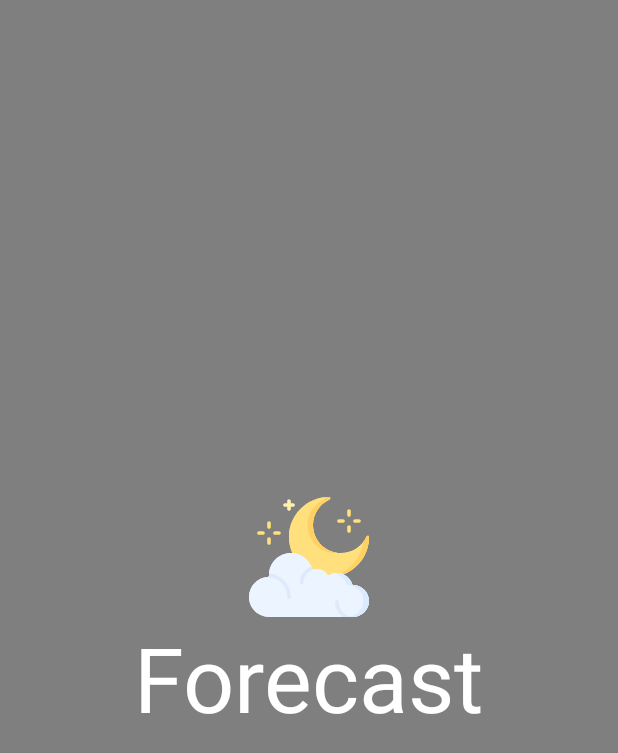
After one commit to bakharaalief/Forecast-App, an Android app: the layout activity_splash.xml on its own in the app's theme, with its tools: preview values and no code run, on a phone screen of 412 x 824 dp. The commit adds this screen. Shown: the top 753 px of the screen. Run offline under Robolectric (Android 15) with nearby library versions, the phone set to English and light mode, and no system bars.

Commit message:
add splash screen

```diff
--- a/app/src/main/java/com/example/forecastapp/MainActivity.kt
+++ b/app/src/main/java/com/example/forecastapp/MainActivity.kt
@@ -234,8 +234,8 @@ class MainActivity : AppCompatActivity() {
                     pressure_detail.setText("${pressure} hpa")
                     wind_detail.setText("${windSpeed} m/s")
                     humidity_detail.setText("${humidity} %")
-                    max_temp_detail.setText("${getCelcius(temp!!)} ⁰C")
-                    min_temp_detail.setText("${getCelcius(temp!!)} ⁰C")
+                    max_temp_detail.setText("${getCelcius(maxTemp!!)} ⁰C")
+                    min_temp_detail.setText("${getCelcius(minTemp!!)} ⁰C")
                     clouds_detail.setText(allClouds.toString())
                 }
             }
--- /dev/null
+++ b/app/src/main/res/drawable/ic_night.xml
@@ -0,0 +1,63 @@
+<vector xmlns:android="http://schemas.android.com/apk/res/android"
+    android:width="512dp"
+    android:height="512dp"
+    android:viewportWidth="512"
+    android:viewportHeight="512">
+  <path
+      android:pathData="m402.764,329.944c63.903,-24.663 109.236,-86.676 109.236,-159.277 0,-0.095 0,-0.19 0,-0.285 -0.01,-5.842 -8.003,-7.458 -10.391,-2.127 -18.738,41.833 -60.83,70.924 -109.693,70.677 -65.207,-0.33 -118.518,-53.641 -118.848,-118.848 -0.247,-48.863 28.844,-90.955 70.677,-109.693 5.331,-2.388 3.715,-10.381 -2.127,-10.391 -0.095,0 -0.19,0 -0.285,0 -94.256,0 -170.666,76.409 -170.667,170.665 0,24.33 5.106,47.48 14.304,68.436v119.299h217.315z"
+      android:fillColor="#ffe07d"/>
+  <path
+      android:pathData="m402.764,329.944c63.903,-24.663 109.236,-86.676 109.236,-159.277 0,-0.095 0,-0.19 0,-0.285 -0.01,-5.842 -8.003,-7.458 -10.391,-2.127 -18.738,41.833 -60.83,70.924 -109.693,70.677 -65.207,-0.33 -118.518,-53.641 -118.848,-118.848 -0.247,-48.863 28.844,-90.955 70.677,-109.693 5.331,-2.388 3.715,-10.381 -2.127,-10.391 -0.095,0 -0.19,0 -0.285,0 -94.256,0 -170.666,76.409 -170.667,170.665 0,24.33 5.106,47.48 14.304,68.436v119.299h217.315z"
+      android:fillColor="#ffe07d"/>
+  <path
+      android:pathData="m320.051,10.391c-41.833,18.738 -70.924,60.83 -70.677,109.693 0.33,65.206 53.641,118.518 118.848,118.848 4.208,0.021 8.362,-0.19 12.459,-0.594 -59.985,-5.979 -107.302,-56.837 -107.612,-118.254 -0.247,-48.863 28.844,-90.955 70.677,-109.693 5.33,-2.388 3.714,-10.381 -2.128,-10.391 -0.095,0 -0.19,0 -0.285,0 -6.775,0 -13.453,0.407 -20.022,1.175 2.821,2.31 2.811,7.393 -1.26,9.216z"
+      android:fillColor="#ffd064"/>
+  <path
+      android:pathData="m512,170.382c-0.01,-5.842 -8.003,-7.458 -10.391,-2.127 -3.928,8.77 -8.895,16.97 -14.723,24.466 -8.119,62.917 -50.492,115.098 -107.817,137.222l-0.478,28.456h23.694l0.478,-28.456c63.904,-24.662 109.237,-86.675 109.237,-159.276 0,-0.095 0,-0.19 0,-0.285z"
+      android:fillColor="#ffd064"/>
+  <path
+      android:pathData="m443.733,375.467h-0.023c-1.257,0 -2.34,-0.846 -2.692,-2.053 -8.268,-28.396 -34.486,-49.147 -65.552,-49.147 -11.616,0 -22.547,2.91 -32.12,8.03 -3.751,2.007 -8.409,0.958 -10.794,-2.565 -9.203,-13.595 -24.765,-22.532 -42.419,-22.532 -4.129,0 -8.142,0.491 -11.986,1.415 -4.165,1.002 -8.466,-1.236 -9.811,-5.304 -12.364,-37.394 -47.597,-64.378 -89.136,-64.378 -51.841,0 -93.867,42.025 -93.867,93.867 0,1.177 0.03,2.347 0.079,3.512 0.049,1.153 -0.33,2.284 -1.04,3.193l-0.073,0.094c-0.889,1.139 -2.235,1.812 -3.679,1.89 -45.42,2.475 -81.393,40.443 -80.607,86.662 0.794,46.722 39.663,83.849 86.392,83.849h356.311c37.519,0 68.792,-29.845 69.279,-67.36 0.494,-38.118 -30.257,-69.173 -68.262,-69.173z"
+      android:fillColor="#ecf4ff"/>
+  <path
+      android:pathData="m443.733,375.467h-0.023c-1.257,0 -2.34,-0.846 -2.692,-2.053 -8.268,-28.396 -34.486,-49.147 -65.552,-49.147 -11.616,0 -22.547,2.91 -32.12,8.03 -3.751,2.007 -8.409,0.958 -10.794,-2.565 -9.203,-13.595 -24.765,-22.532 -42.419,-22.532 -4.129,0 -8.142,0.491 -11.986,1.415 -4.165,1.002 -8.466,-1.236 -9.811,-5.304 -12.364,-37.394 -47.597,-64.378 -89.136,-64.378 -51.841,0 -93.867,42.025 -93.867,93.867 0,1.177 0.03,2.347 0.079,3.512 0.049,1.153 -0.33,2.284 -1.04,3.193l-0.073,0.094c-0.889,1.139 -2.235,1.812 -3.679,1.89 -45.42,2.475 -81.393,40.443 -80.607,86.662 0.794,46.722 39.663,83.849 86.392,83.849h356.311c37.519,0 68.792,-29.845 69.279,-67.36 0.494,-38.118 -30.257,-69.173 -68.262,-69.173z"
+      android:fillColor="#ecf4ff"/>
+  <path
+      android:pathData="m443.733,375.467h-0.023c-1.257,0 -2.34,-0.846 -2.692,-2.053 -8.268,-28.396 -34.486,-49.147 -65.552,-49.147 -4.039,0 -7.993,0.36 -11.839,1.034 25.73,4.507 46.504,23.414 53.696,48.113 0.352,1.207 1.434,2.053 2.692,2.053h0.023c38.004,0 68.755,31.055 68.261,69.173 -0.487,37.516 -31.76,67.36 -69.279,67.36h23.694c37.519,0 68.792,-29.845 69.279,-67.36 0.496,-38.118 -30.255,-69.173 -68.26,-69.173z"
+      android:fillColor="#daeaff"/>
+  <path
+      android:pathData="m162.94,426.667c0,4.268 3.459,7.726 7.726,7.726s7.726,-3.459 7.726,-7.726c0,-52.837 -40.991,-96.279 -92.842,-100.197 -0.139,2.093 -0.217,4.202 -0.217,6.33 0,1.177 0.03,2.347 0.079,3.512 0.049,1.153 -0.33,2.284 -1.04,3.193l-0.073,0.094c-0.889,1.139 -2.235,1.812 -3.679,1.89 -0.685,0.037 -1.36,0.108 -2.041,0.162 46.578,0.364 84.361,38.354 84.361,85.016z"
+      android:fillColor="#ddeafb"/>
+  <path
+      android:pathData="m277.296,308.773c-3.886,0.529 -7.706,-1.67 -8.96,-5.461 -0.776,-2.346 -1.642,-4.651 -2.594,-6.911 -28.536,10.08 -49.044,37.31 -49.044,69.253 0,4.268 3.459,7.726 7.726,7.726s7.726,-3.459 7.726,-7.726c0,-27.559 19.333,-50.913 45.144,-56.839v-0.042z"
+      android:fillColor="#ddeafb"/>
+  <path
+      android:pathData="m383.193,447.597c0,-4.268 -3.459,-7.726 -7.726,-7.726s-7.726,3.459 -7.726,7.726c0,26.412 12.897,49.858 32.715,64.403h42.26c0.827,0 1.647,-0.032 2.468,-0.061 -34.397,-1.275 -61.991,-29.64 -61.991,-64.342z"
+      android:fillColor="#ddeafb"/>
+  <path
+      android:pathData="m187.733,26.407h-9.34v-9.34c0,-4.267 -3.459,-7.726 -7.726,-7.726s-7.726,3.459 -7.726,7.726v9.34h-9.341c-4.267,0 -7.726,3.459 -7.726,7.726s3.459,7.726 7.726,7.726h9.341v9.341c0,4.267 3.459,7.726 7.726,7.726s7.726,-3.459 7.726,-7.726v-9.341h9.34c4.267,0 7.726,-3.459 7.726,-7.726s-3.459,-7.726 -7.726,-7.726z"
+      android:fillColor="#fff0af"/>
+  <path
+      android:pathData="m85.333,103.208c-4.268,0 -7.726,3.459 -7.726,7.726v17.067c0,4.267 3.459,7.726 7.726,7.726s7.726,-3.459 7.726,-7.726v-17.067c0,-4.267 -3.458,-7.726 -7.726,-7.726z"
+      android:fillColor="#ffe07d"/>
+  <path
+      android:pathData="m85.333,171.474c-4.268,0 -7.726,3.459 -7.726,7.726v17.067c0,4.267 3.459,7.726 7.726,7.726s7.726,-3.459 7.726,-7.726v-17.067c0,-4.266 -3.458,-7.726 -7.726,-7.726z"
+      android:fillColor="#ffe07d"/>
+  <path
+      android:pathData="m128,145.875h-17.066c-4.268,0 -7.726,3.459 -7.726,7.726s3.459,7.726 7.726,7.726h17.066c4.268,0 7.726,-3.459 7.726,-7.726s-3.458,-7.726 -7.726,-7.726z"
+      android:fillColor="#ffe07d"/>
+  <path
+      android:pathData="m59.733,145.875h-17.066c-4.268,0 -7.726,3.459 -7.726,7.726s3.459,7.726 7.726,7.726h17.066c4.268,0 7.726,-3.459 7.726,-7.726 0.001,-4.267 -3.458,-7.726 -7.726,-7.726z"
+      android:fillColor="#ffe07d"/>
+  <path
+      android:pathData="m426.667,52.007c-4.268,0 -7.726,3.459 -7.726,7.726v17.067c0,4.267 3.459,7.726 7.726,7.726s7.726,-3.459 7.726,-7.726v-17.067c0,-4.267 -3.458,-7.726 -7.726,-7.726z"
+      android:fillColor="#ffe07d"/>
+  <path
+      android:pathData="m426.667,120.274c-4.268,0 -7.726,3.459 -7.726,7.726v17.067c0,4.267 3.459,7.726 7.726,7.726s7.726,-3.459 7.726,-7.726v-17.067c0,-4.267 -3.458,-7.726 -7.726,-7.726z"
+      android:fillColor="#ffe07d"/>
+  <path
+      android:pathData="m469.333,94.674h-17.066c-4.268,0 -7.726,3.459 -7.726,7.726s3.459,7.726 7.726,7.726h17.066c4.268,0 7.726,-3.459 7.726,-7.726s-3.458,-7.726 -7.726,-7.726z"
+      android:fillColor="#ffe07d"/>
+  <path
+      android:pathData="m401.066,94.674h-17.066c-4.268,0 -7.726,3.459 -7.726,7.726s3.459,7.726 7.726,7.726h17.066c4.268,0 7.726,-3.459 7.726,-7.726 0.001,-4.267 -3.458,-7.726 -7.726,-7.726z"
+      android:fillColor="#ffe07d"/>
+</vector>
--- /dev/null
+++ b/app/src/main/res/layout/activity_splash.xml
@@ -0,0 +1,33 @@
+<?xml version="1.0" encoding="utf-8"?>
+<LinearLayout
+    xmlns:android="http://schemas.android.com/apk/res/android"
+    xmlns:app="http://schemas.android.com/apk/res-auto"
+    xmlns:tools="http://schemas.android.com/tools"
+    android:layout_width="match_parent"
+    android:layout_height="match_parent"
+    tools:context=".SplashActivity">
+
+    <LinearLayout
+        android:layout_width="match_parent"
+        android:layout_height="match_parent"
+        android:gravity="center"
+        android:background="@color/blackTransparant"
+        android:orientation="vertical">
+
+        <ImageView
+            android:layout_width="80dp"
+            android:layout_height="80dp"
+            android:src="@drawable/ic_night" />
+
+        <TextView
+            android:layout_width="wrap_content"
+            android:layout_height="wrap_content"
+            android:textColor="@android:color/white"
+            android:textSize="60dp"
+            android:text="Forecast" />
+
+    </LinearLayout>
+
+
+
+</LinearLayout>
--- /dev/null
+++ b/app/src/main/res/values/dimens.xml
@@ -0,0 +1,3 @@
+<resources>
+    <dimen name="fab_margin">16dp</dimen>
+</resources>
--- a/app/src/main/res/values/styles.xml
+++ b/app/src/main/res/values/styles.xml
@@ -11,4 +11,12 @@
         <item name="android:windowActionBarOverlay">true</item>
     </style>
 
+    <style name="splashScreen" parent="Theme.AppCompat.NoActionBar">
+        <item name="android:windowBackground">@drawable/gambar_hujan</item>
+    </style>
+
+    <style name="AppTheme.AppBarOverlay" parent="ThemeOverlay.AppCompat.Dark.ActionBar" />
+
+    <style name="AppTheme.PopupOverlay" parent="ThemeOverlay.AppCompat.Light" />
+
 </resources>
```
Also changed, not shown: app/build.gradle (+9 -0 lines), app/src/main/AndroidManifest.xml (+10 -2 lines), app/src/main/java/com/example/forecastapp/SplashActivity.kt (added, +29 -0 lines), app/src/main/res/navigation/nav_graph.xml (added, +28 -0 lines), app/src/main/res/values/strings.xml (+9 -0 lines), app/src/main/res/layout/activity_main.xml (line endings or trailing spaces).
